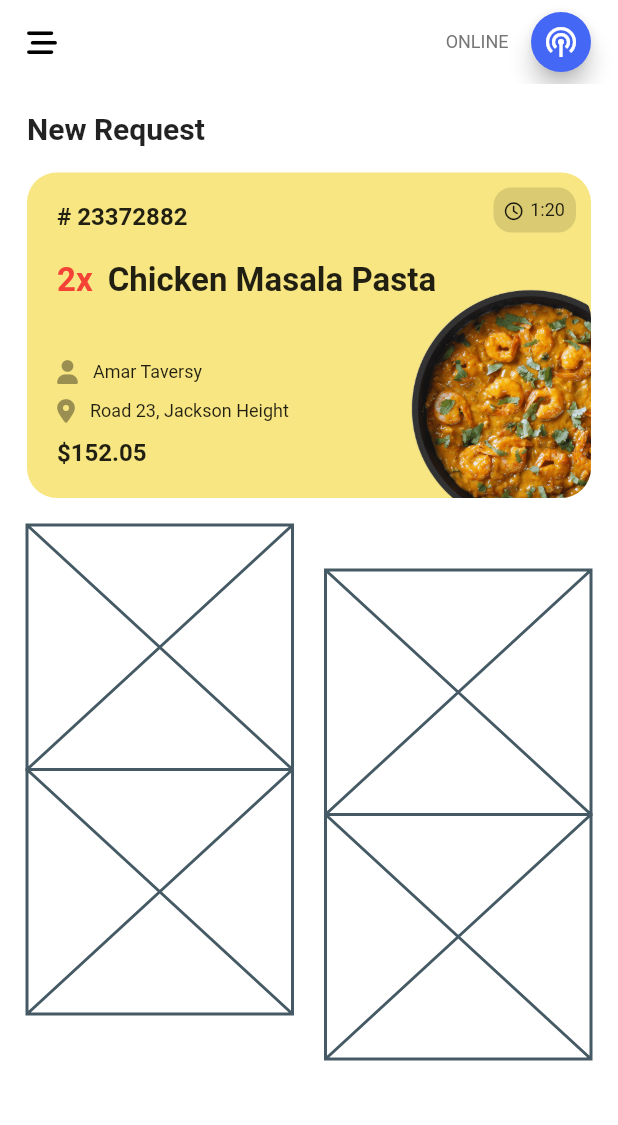
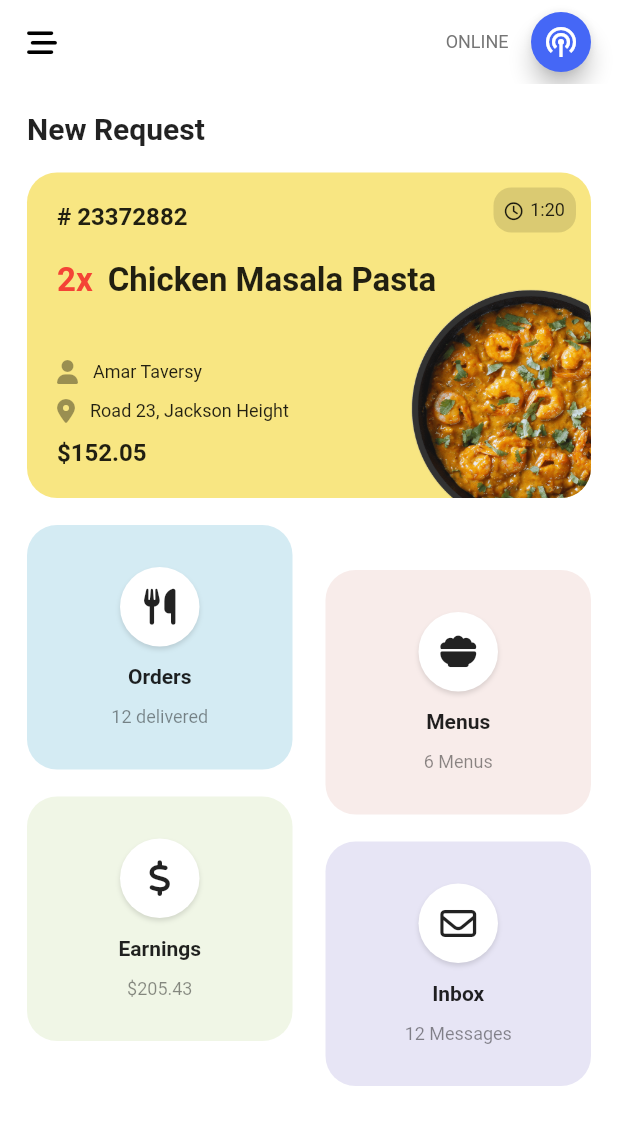
Before and after one commit to lucioeduardo/flutter-practice, a Flutter app: the screen it shows after launch, on a phone screen of 412 x 824 dp. Shown: the top 1125 px of the screen. Run offline on Flutter 3.47's test engine with Material 2 defaults, Android fonts, the phone set to English and light mode, and no system bars; our stand-ins replace font_awesome_flutter.

Commit message:
⭐ : add menu items on home page

```diff
--- a/foodfancy/lib/ui/pages/home/home_page.dart
+++ b/foodfancy/lib/ui/pages/home/home_page.dart
@@ -1,6 +1,8 @@
 import 'package:flutter/material.dart';
-import 'package:foodfancy/ui/pages/home/widgets/order_card.dart';
+import 'package:font_awesome_flutter/font_awesome_flutter.dart';
 import 'package:foodfancy/ui/widgets/custom_app_bar.dart';
+
+import 'widgets/widgets.dart';
 
 class HomePage extends StatefulWidget {
   const HomePage({Key? key}) : super(key: key);
@@ -38,8 +40,19 @@ class _HomePageState extends State<HomePage> {
               Flexible(
                 child: Column(
                   children: const [
-                    Placeholder(fallbackHeight: 163),
-                    Placeholder(fallbackHeight: 163),
+                    MenuItem(
+                      color: Color(0xffd4ebf3),
+                      icon: FontAwesomeIcons.utensils,
+                      title: 'Orders',
+                      subtitle: '12 delivered',
+                    ),
+                    SizedBox(height: 18),
+                    MenuItem(
+                      color: Color(0xffF0F6E6),
+                      icon: FontAwesomeIcons.dollarSign,
+                      title: 'Earnings',
+                      subtitle: r'$205.43',
+                    ),
                   ],
                 ),
               ),
@@ -48,8 +61,19 @@ class _HomePageState extends State<HomePage> {
                 child: Column(
                   children: const [
                     SizedBox(height: 30),
-                    Placeholder(fallbackHeight: 163),
-                    Placeholder(fallbackHeight: 163),
+                    MenuItem(
+                      color: Color(0xffF8ECEA),
+                      icon: FontAwesomeIcons.bowlFood,
+                      title: 'Menus',
+                      subtitle: '6 Menus',
+                    ),
+                    SizedBox(height: 18),
+                    MenuItem(
+                      color: Color(0xffE7E5F5),
+                      icon: FontAwesomeIcons.envelope,
+                      title: 'Inbox',
+                      subtitle: '12 Messages',
+                    ),
                   ],
                 ),
               )
--- a/foodfancy/lib/ui/pages/home/widgets/menu_item.dart
+++ b/foodfancy/lib/ui/pages/home/widgets/menu_item.dart
@@ -21,7 +21,7 @@ class MenuItem extends StatelessWidget {
   Widget build(BuildContext context) {
     return Container(
       height: 163,
-      width: 149,
+      width: double.infinity,
       decoration: BoxDecoration(
         color: color,
         borderRadius: BorderRadius.circular(20),
--- /dev/null
+++ b/foodfancy/lib/ui/pages/home/widgets/widgets.dart
@@ -0,0 +1,2 @@
+export 'menu_item.dart';
+export 'order_card.dart';
```
